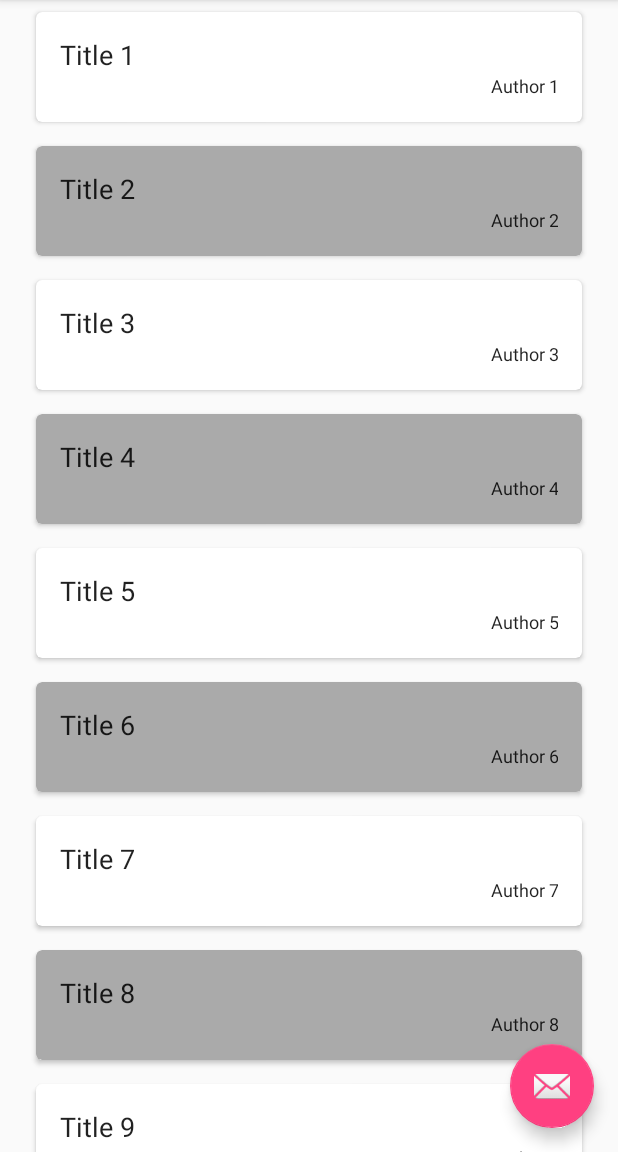
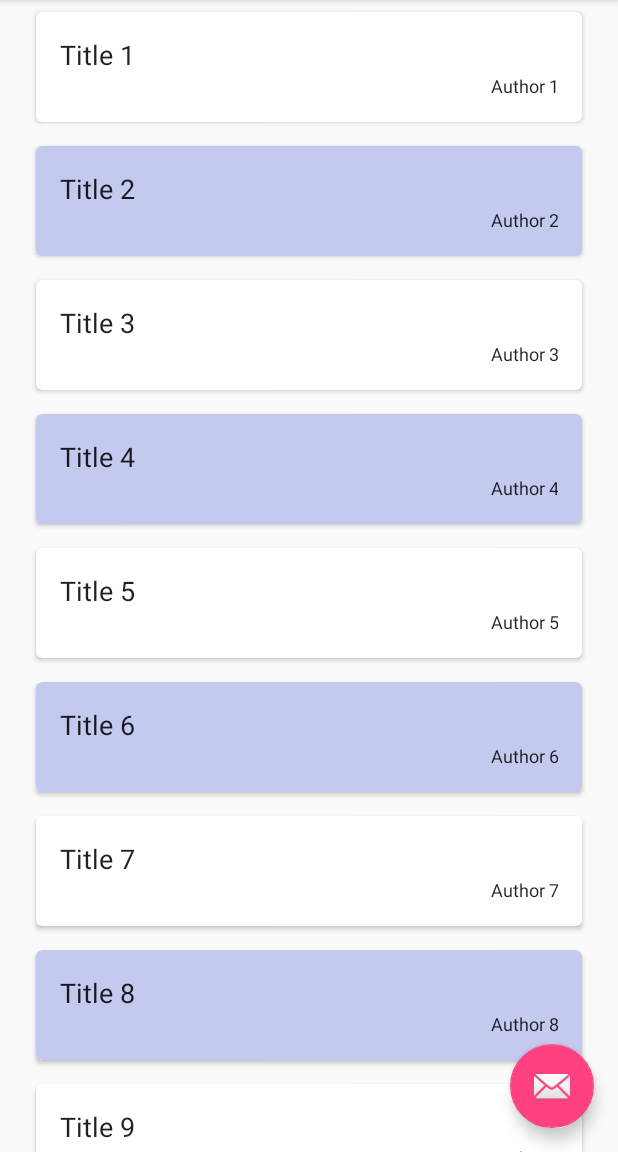
Before and after one commit to epratsUoc/myBooks, an Android app: the screen it shows after launch (BookItemListActivity), on a phone screen of 412 x 824 dp, the part 84-1236 px from its top. Run offline under Robolectric (Android 15) with nearby library versions, the phone set to English and light mode, and no system bars.

Commit message:
CardView colors defined

```diff
--- a/app/src/main/res/layout/bookitem_list_content_even.xml
+++ b/app/src/main/res/layout/bookitem_list_content_even.xml
@@ -14,7 +14,7 @@
         android:layout_height="wrap_content"
         android:layout_gravity="center"
         android:layout_margin="8dp"
-        card_view:cardBackgroundColor="@android:color/darker_gray"
+        card_view:cardBackgroundColor="@color/evenRow"
         card_view:cardCornerRadius="4dp">
 
         <LinearLayout
--- a/app/src/main/res/values/colors.xml
+++ b/app/src/main/res/values/colors.xml
@@ -3,4 +3,5 @@
     <color name="colorPrimary">#3F51B5</color>
     <color name="colorPrimaryDark">#303F9F</color>
     <color name="colorAccent">#FF4081</color>
+    <color name="evenRow">#C3C9EF</color>
 </resources>
```
